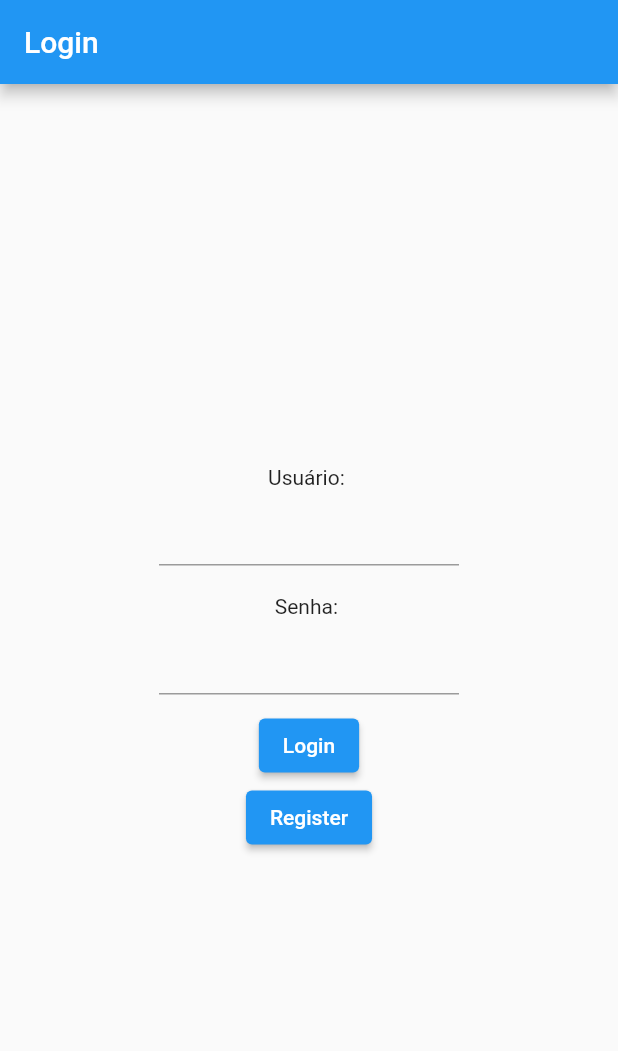
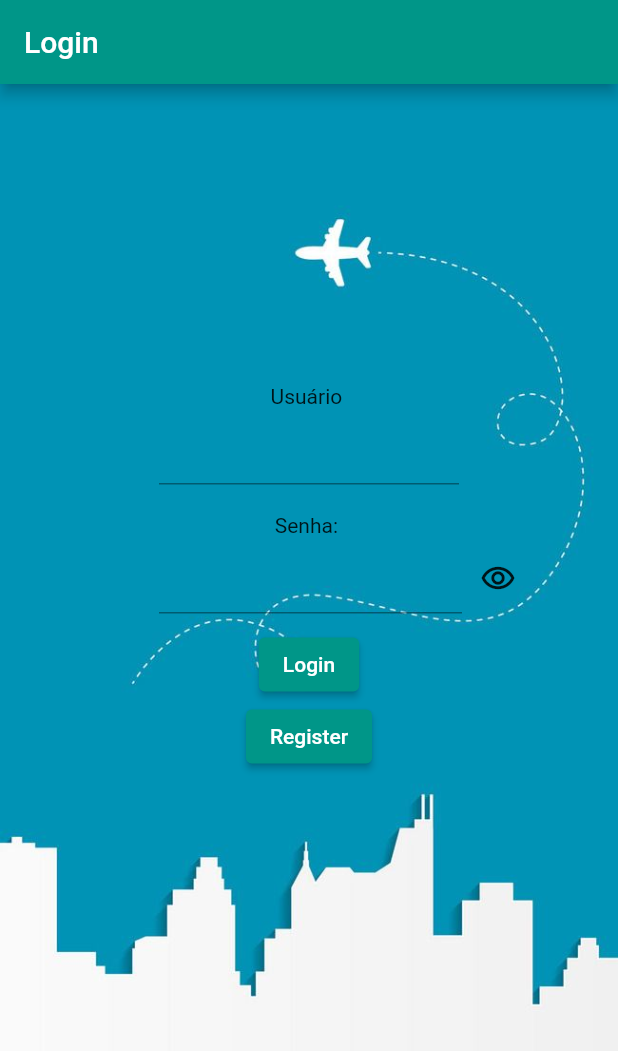
Before and after one commit to ViniciusFeliciano12/mybankapp, a Flutter app: the screen it shows after launch, on a phone screen of 412 x 824 dp. Shown: the top 1051 px of the screen. Run offline on Flutter 3.47's test engine with Material 2 defaults, Android fonts, the phone set to English and light mode, and no system bars; our stand-ins replace flutter_bloc, get_it; accounts and stored records are empty.

Commit message:
refeito página de registro e de login
nav drawer criado funcional

```diff
--- a/mybank_app/lib/bloc/login_page/login_bloc.dart
+++ b/mybank_app/lib/bloc/login_page/login_bloc.dart
@@ -28,7 +28,7 @@ class LoginBloc extends Bloc<LoginEvent, LoginState> {
           if (response.success) {
             navigateWithSlideTransition(
               event.context,
-              const MyHomePage(title: "logado"),
+              const MyHomePage(),
             );
           } else {
             singleResponseMessage(event.context, "Erro", response.message!);
--- a/mybank_app/lib/bloc/register_page/register_event.dart
+++ b/mybank_app/lib/bloc/register_page/register_event.dart
@@ -6,6 +6,10 @@ class TryRegisterEvent extends RegisterEvent {
   BuildContext context;
   String username;
   String password;
+  String confirmPassword;
   TryRegisterEvent(
-      {required this.context, required this.username, required this.password});
+      {required this.context,
+      required this.username,
+      required this.password,
+      required this.confirmPassword});
 }
--- a/mybank_app/lib/my_app.dart
+++ b/mybank_app/lib/my_app.dart
@@ -9,7 +9,7 @@ class MyApp extends StatelessWidget {
     return MaterialApp(
       title: 'Flutter Demo',
       theme: ThemeData(
-        primarySwatch: Colors.blue,
+        primarySwatch: Colors.teal,
       ),
       home: const LoginPage(title: 'Login'),
     );
--- a/mybank_app/lib/view/login_page.dart
+++ b/mybank_app/lib/view/login_page.dart
@@ -14,6 +14,8 @@ class LoginPage extends StatefulWidget {
 class _LoginPageState extends State<LoginPage> {
   final userController = TextEditingController();
   final passwordController = TextEditingController();
+  bool passwordObscure = true;
+
   late final LoginBloc bloc;
 
   @override
@@ -28,37 +30,79 @@ class _LoginPageState extends State<LoginPage> {
         appBar: AppBar(
           title: Text(widget.title),
         ),
-      body: Center(
+        body: SingleChildScrollView(
+          child: Stack(clipBehavior: Clip.hardEdge, children: [
+            Image.asset("assets/background.jpg"),
+            _body(context),
+          ]),
+        ));
+  }
+
+  Center _body(BuildContext context) {
+    return Center(
+      child: Padding(
+        padding: const EdgeInsets.only(top: 200, left: 50),
         child: SizedBox(
           height: 260,
-          width: 200,
+          width: 250,
           child: Column(
             children: <Widget>[
-              const Text(
-                'Usuário: ',
+              const Padding(
+                padding: EdgeInsets.only(right: 50),
+                child: Text('Usuário '),
               ),
               const SizedBox(height: 3),
-              TextField(
+              Padding(
+                padding: const EdgeInsets.only(right: 50),
+                child: TextField(
                   controller: userController,
                 ),
+              ),
               const SizedBox(height: 19),
-              const Text('Senha: '),
+              const Padding(
+                padding: EdgeInsets.only(right: 50),
+                child: Text('Senha: '),
+              ),
               const SizedBox(height: 3),
-              TextField(controller: passwordController, obscureText: true),
+              Row(
+                children: [
+                  Expanded(
+                    child: TextField(
+                      controller: passwordController,
+                      obscureText: passwordObscure,
+                    ),
+                  ),
+                  IconButton(
+                      onPressed: () {
+                        setState(() {
+                          passwordObscure = !passwordObscure;
+                        });
+                      },
+                      icon: const Icon(Icons.remove_red_eye_outlined))
+                ],
+              ),
               const SizedBox(height: 10),
-              ElevatedButton(
+              Padding(
+                padding: const EdgeInsets.only(right: 50),
+                child: ElevatedButton(
                     onPressed: () {
                       bloc.add(TryLoginEvent(
                           context: context,
                           username: userController.text,
                           password: passwordController.text));
+                      userController.clear();
+                      passwordController.clear();
                     },
                     child: const Text('Login')),
-              ElevatedButton(
+              ),
+              Padding(
+                padding: const EdgeInsets.only(right: 50),
+                child: ElevatedButton(
                     onPressed: () {
                       bloc.add(GoToRegisterEvent(context: context));
                     },
                     child: const Text('Register')),
+              ),
             ],
           ),
         ),
--- a/mybank_app/pubspec.yaml
+++ b/mybank_app/pubspec.yaml
@@ -21,3 +21,5 @@ dev_dependencies:
 
 flutter:
   uses-material-design: true
+  assets:
+    - assets/background.jpg
```
Also changed, not shown: mybank_app/lib/bloc/register_page/register_bloc.dart (+14 -0 lines), mybank_app/lib/view/home_page.dart (+6 -7 lines), mybank_app/lib/view/nav_drawer.dart (+23 -11 lines), mybank_app/lib/view/register_page.dart (+73 -10 lines), mybank_app/assets/background.jpg (added), mybank_app/pubspec.lock. Lines whose indentation alone changed are shown as unchanged.
